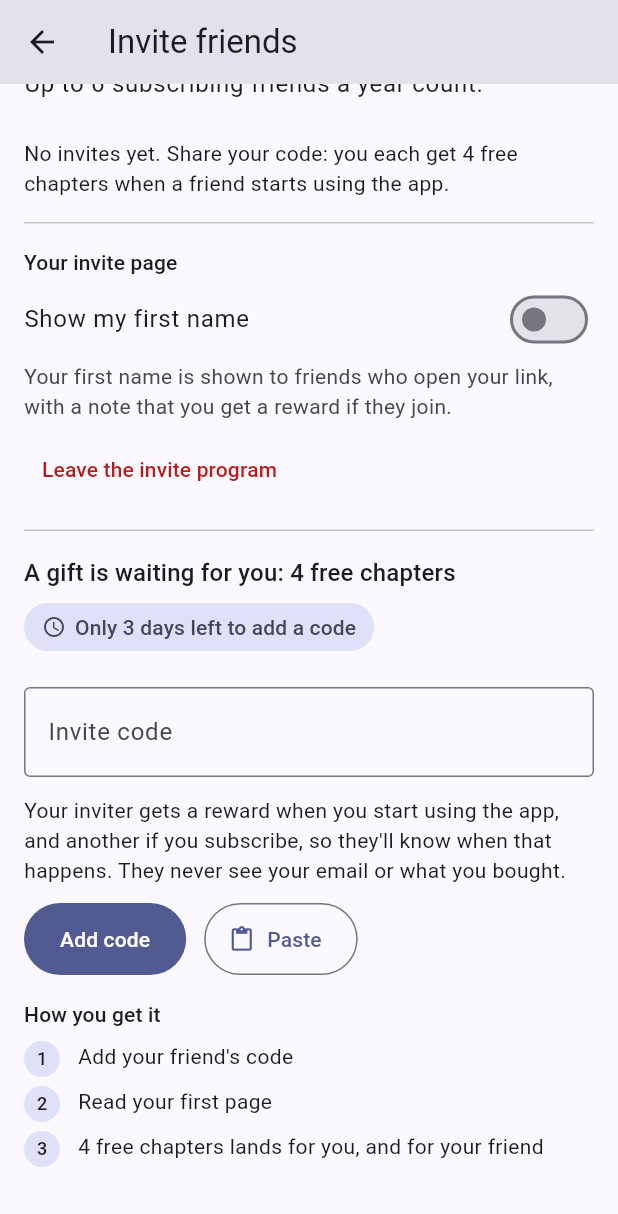
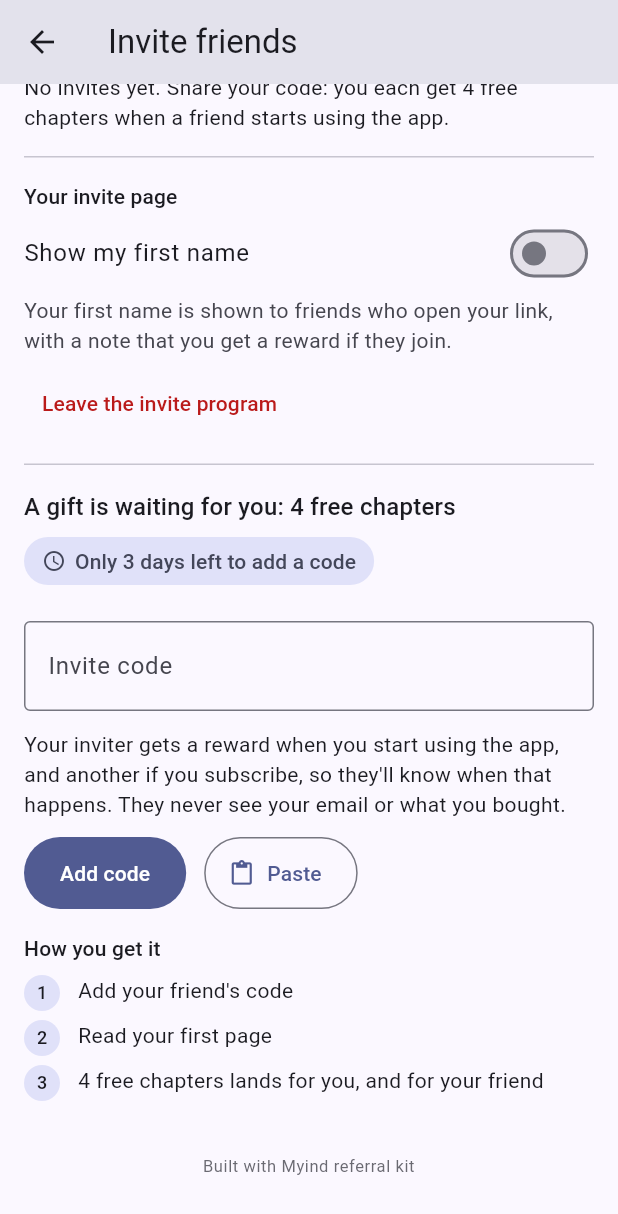
Before and after one commit to shaantanu9/referral-rewards-kit, a Flutter app: the screen it shows after launch, after a tap on "Got a code from a friend?", on a phone screen of 412 x 824 dp. Shown: the top 1214 px of the screen. Run offline on Flutter 3.47's test engine with Material 3 defaults, Android fonts, the phone set to English and light mode, and no system bars; our stand-ins replace flutter_local_notifications, flutter_secure_storage, flutter_timezone, google_mobile_ads, qr_flutter, share_plus and 3 more; missing offline and left inert: play_install_referrer, purchases_admob_flutter, purchases_flutter; accounts and stored records are empty.

Commit message:
feat(referral_kit): 0.6.0 "Built with Myind" attribution link (showAttribution, MyindAttribution)

```diff
--- a/packages/referral_kit/lib/referral_kit.dart
+++ b/packages/referral_kit/lib/referral_kit.dart
@@ -1,6 +1,7 @@
 /// Flutter client and screens for referral-kit (ADR 0001): invite friends, enter an invite code, show rewards.
 library;
 
+export 'src/attribution/attribution_config.dart';
 export 'src/availability.dart';
 export 'src/client.dart';
 export 'src/code_format.dart';
@@ -27,5 +28,6 @@ export 'src/widgets/invite_extras.dart';
 export 'src/widgets/invite_hub.dart';
 export 'src/widgets/invite_page_settings.dart';
 export 'src/widgets/message.dart';
+export 'src/widgets/myind_attribution.dart';
 export 'src/widgets/reward_card.dart';
 export 'src/widgets/welcome_card.dart';
--- /dev/null
+++ b/packages/referral_kit/lib/src/attribution/attribution_config.dart
@@ -0,0 +1,45 @@
+/// Links and words for the small "Built with Myind" link (ADR 0003). The same values live in rewards_kit and in the
+/// React / React Native ports, so a change here goes there too.
+///
+/// Nothing is forced: the link shows by default on the top-level screens and `showAttribution: false` hides it.
+class MyindAttributionConfig {
+  const MyindAttributionConfig._();
+
+  /// This package's name, sent as `utm_source`.
+  static const String defaultSource = 'referral_kit';
+
+  static const String siteUrl = 'https://www.myind.ai';
+  static const String homeUrl = 'https://www.myind.ai/referral-kit';
+  static const String showcaseUrl = 'https://www.myind.ai/referral-kit/showcase';
+  static const String proUrl = 'https://www.myind.ai/referral-kit/pro';
+  static const String badgeUrl = 'https://www.myind.ai/referral-kit/badge.svg';
+  static const String githubUrl = 'https://github.com/shaantanu9/referral-rewards-kit';
+  static const String pubDevReferralKitUrl = 'https://pub.dev/packages/referral_kit';
+  static const String pubDevRewardsKitUrl = 'https://pub.dev/packages/rewards_kit';
+
+  /// The link texts, by index. Different words on different apps (ADR 0003, step 1).
+  static const List<({String text, String url})> variants = [
+    (text: 'Built with Myind referral kit', url: homeUrl),
+    (text: 'Rewards by Myind', url: homeUrl),
+    (text: 'Free referral kit by Myind', url: showcaseUrl),
+    (text: 'Made with Myind', url: siteUrl),
+  ];
+
+  /// The variant at [index]; any int works (it wraps).
+  static ({String text, String url}) variant(int index) => variants[index % variants.length];
+
+  /// The variant's URL with `utm_source=<source>&utm_medium=attribution&utm_campaign=v<n>` added (an existing query
+  /// is kept).
+  static Uri link(int index, {String source = defaultSource}) {
+    final n = index % variants.length;
+    final base = Uri.parse(variants[n].url);
+    return base.replace(
+      queryParameters: {
+        ...base.queryParameters,
+        'utm_source': source,
+        'utm_medium': 'attribution',
+        'utm_campaign': 'v$n',
+      },
+    );
+  }
+}
--- a/packages/referral_kit/lib/src/widgets/invite_friends_screen.dart
+++ b/packages/referral_kit/lib/src/widgets/invite_friends_screen.dart
@@ -20,6 +20,7 @@ import 'code_text.dart';
 import 'invite_extras.dart';
 import 'invite_page_settings.dart';
 import 'message.dart';
+import 'myind_attribution.dart';
 
 /// The "Invite friends" screen (ADR 4.1): the code, Share, Copy, the rules with their conditions, caps, joined count,
 /// rewards earned, pending rewards with dates, the terms link, and the empty and paused states. Every sentence comes
@@ -60,6 +61,8 @@ class InviteFriendsScreen extends StatefulWidget {
     this.showQrCode = true,
     this.showInvitePageSettings = true,
     this.clock = DateTime.now,
+    this.showAttribution = true,
+    this.attributionVariant = 0,
   });
 
   final ReferralClient client;
@@ -134,6 +137,12 @@ class InviteFriendsScreen extends StatefulWidget {
 
   /// Now, for the boost banner (a boost that has ended is not shown).
   final DateTime Function() clock;
+
+  /// The small "Built with Myind" link at the bottom ([MyindAttribution]). Free to turn off: false hides it.
+  final bool showAttribution;
+
+  /// Which link text ([MyindAttribution.variant]).
+  final int attributionVariant;
 
   @override
   State<InviteFriendsScreen> createState() => _InviteFriendsScreenState();
@@ -519,6 +528,9 @@ class _InviteFriendsScreenState extends State<InviteFriendsScreen> {
         ),
       ]);
     }
+    if (widget.showAttribution) {
+      children.addAll([gap, MyindAttribution(variant: widget.attributionVariant, onOpen: widget.launcher.launch)]);
+    }
     if (widget.embedded) {
       return Padding(
         padding: const EdgeInsets.all(16),
--- a/packages/referral_kit/lib/src/widgets/invite_hub.dart
+++ b/packages/referral_kit/lib/src/widgets/invite_hub.dart
@@ -17,6 +17,7 @@ import 'code_text.dart';
 import 'invite_code_section.dart';
 import 'invite_friends_screen.dart';
 import 'message.dart';
+import 'myind_attribution.dart';
 
 /// The two parts of an [InviteHub].
 enum InviteHubSection {
@@ -85,6 +86,8 @@ class InviteHub extends StatefulWidget {
     this.showInvitePageSettings = true,
     @Deprecated('The friend part always shows the server count; use texts.deadline to change its words.')
     this.showWindow = true,
+    this.showAttribution = true,
+    this.attributionVariant = 0,
   });
 
   final ReferralClient client;
@@ -164,6 +167,13 @@ class InviteHub extends StatefulWidget {
   final bool showWhatsApp;
   final bool showQrCode;
   final bool showInvitePageSettings;
+
+  /// The small "Built with Myind" link at the bottom of the hub ([MyindAttribution]), shown once for both parts.
+  /// Free to turn off: false hides it.
+  final bool showAttribution;
+
+  /// Which link text ([MyindAttribution.variant]).
+  final int attributionVariant;
 
   @override
   State<InviteHub> createState() => InviteHubState();
@@ -254,6 +264,7 @@ class InviteHubState extends State<InviteHub> {
               showQrCode: widget.showQrCode,
               showInvitePageSettings: widget.showInvitePageSettings,
               clock: widget.clock,
+              showAttribution: false,
             ),
           ),
         if (both) const Divider(height: 1, indent: 16, endIndent: 16),
@@ -283,6 +294,11 @@ class InviteHubState extends State<InviteHub> {
                 clock: widget.clock,
               ),
             ),
+          ),
+        if (widget.showAttribution)
+          Padding(
+            padding: const EdgeInsets.symmetric(horizontal: 16),
+            child: MyindAttribution(variant: widget.attributionVariant, onOpen: widget.launcher.launch),
           ),
       ],
     );
--- /dev/null
+++ b/packages/referral_kit/lib/src/widgets/myind_attribution.dart
@@ -0,0 +1,80 @@
+import 'dart:async';
+
+// material_ui needs Flutter 3.47+; kept until the minimum Flutter is raised.
+// ignore: deprecated_member_use
+import 'package:flutter/material.dart';
+
+import '../attribution/attribution_config.dart';
+import '../launcher.dart';
+
+/// A small centered "Built with Myind referral kit" link (ADR 0003). `InviteHub` and `InviteFriendsScreen` show it at
+/// the bottom of their content; `showAttribution: false` hides it there. Put it anywhere else yourself.
+///
+/// It opens the site with `utm_source`, `utm_medium=attribution` and `utm_campaign=v<variant>` added. Nothing is
+/// sent at runtime.
+class MyindAttribution extends StatelessWidget {
+  const MyindAttribution({
+    super.key,
+    this.variant = 0,
+    this.textStyle,
+    this.padding = const EdgeInsets.symmetric(vertical: 8),
+    this.source = MyindAttributionConfig.defaultSource,
+    this.onOpen,
+  });
+
+  /// Which text and URL ([MyindAttributionConfig.variants]); any int, it wraps.
+  final int variant;
+
+  /// Merged over the default (11 sp, the theme's `onSurfaceVariant` at reduced emphasis).
+  final TextStyle? textStyle;
+  final EdgeInsetsGeometry padding;
+
+  /// `utm_source` on the opened link.
+  final String source;
+
+  /// Opens the link; default: [UrlLauncherReferralLauncher] (outside the app). Inject one in tests.
+  final Future<bool> Function(Uri uri)? onOpen;
+
+  Uri get link => MyindAttributionConfig.link(variant, source: source);
+
+  void _open() {
+    final open = onOpen ?? const UrlLauncherReferralLauncher().launch;
+    unawaited(open(link));
+  }
+
+  @override
+  Widget build(BuildContext context) {
+    final theme = Theme.of(context);
+    final text = MyindAttributionConfig.variant(variant).text;
+    final style = theme.textTheme.bodySmall
+        ?.copyWith(fontSize: 11, color: theme.colorScheme.onSurfaceVariant.withValues(alpha: 0.8))
+        .merge(textStyle);
+    return Center(
+      key: const ValueKey('myind-attribution'),
+      child: Semantics(
+        link: true,
+        label: 'Opens myind.ai: $text',
+        excludeSemantics: true,
+        onTap: _open,
+        child: Material(
+          type: MaterialType.transparency,
+          child: InkWell(
+            onTap: _open,
+            borderRadius: BorderRadius.circular(8),
+            child: ConstrainedBox(
+              constraints: const BoxConstraints(minWidth: 44, minHeight: 44),
+              child: Padding(
+                padding: padding,
+                child: Center(
+                  widthFactor: 1,
+                  heightFactor: 1,
+                  child: Text(text, style: style, textAlign: TextAlign.center),
+                ),
+              ),
+            ),
+          ),
+        ),
+      ),
+    );
+  }
+}
```
Also changed, not shown: packages/referral_kit/pubspec.yaml (+5 -2 lines), 4 other files.
